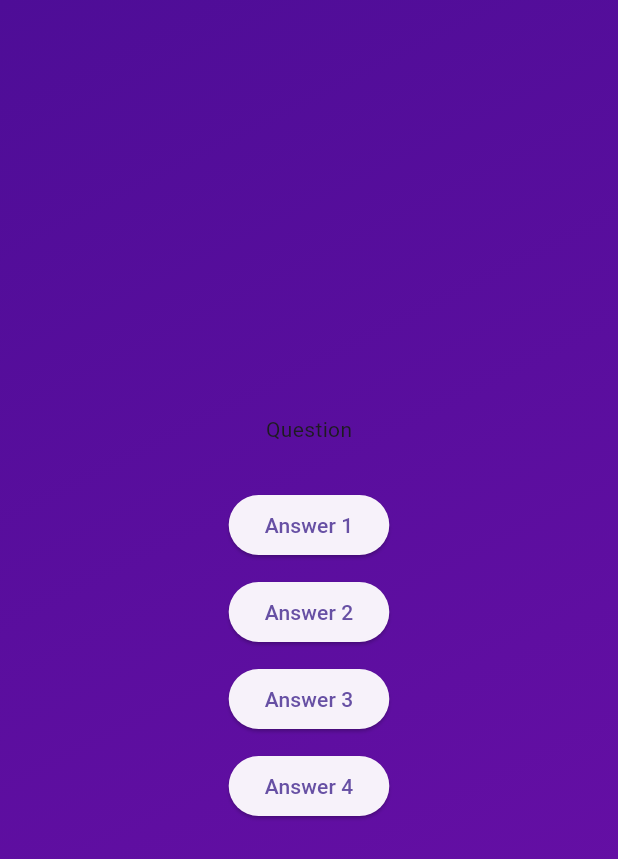
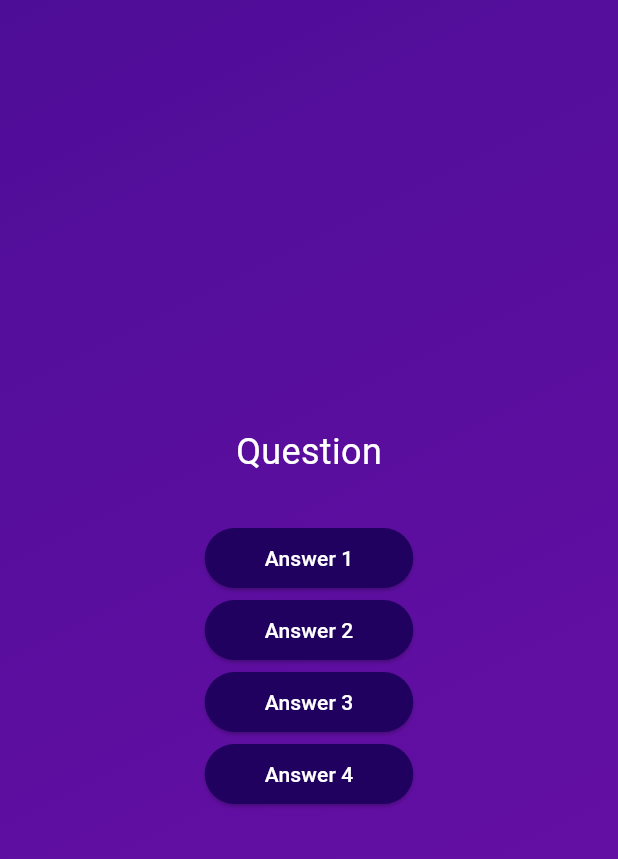
Before and after one commit to good-repository/flutter_adv_basics, a Flutter app: the screen it shows after launch, after a tap on "Start Quiz", on a phone screen of 412 x 824 dp. Shown: the top 859 px of the screen. Run offline on Flutter 3.47's test engine with Material 3 defaults, Android fonts, the phone set to English and light mode, and no system bars.

Commit message:
Add custom AnswerButton widget and refactor usage
Introduced a reusable AnswerButton widget for answer options and updated QuestionsScreen to use it instead of raw ElevatedButton widgets. Also improved question text styling for better UI consistency.

```diff
--- /dev/null
+++ b/lib/answer_button.dart
@@ -0,0 +1,26 @@
+import 'package:flutter/material.dart';
+
+class AnswerButton extends StatelessWidget {
+  const AnswerButton({
+    super.key,
+    required this.answerText,
+    required this.onTap,
+  });
+
+  final String answerText;
+  final VoidCallback onTap;
+
+  @override
+  Widget build(BuildContext context) {
+    return ElevatedButton(
+      onPressed: onTap,
+      style: ElevatedButton.styleFrom(
+        backgroundColor: const Color.fromARGB(255, 33, 1, 95),
+        foregroundColor: Colors.white,
+        padding: const EdgeInsets.symmetric(horizontal: 40, vertical: 10),
+        shape: RoundedRectangleBorder(borderRadius: BorderRadius.circular(40)),
+      ),
+      child: Text(answerText),
+    );
+  }
+}
--- a/lib/questions_screen.dart
+++ b/lib/questions_screen.dart
@@ -1,4 +1,5 @@
 import 'package:flutter/material.dart';
+import 'answer_button.dart';
 
 class QuestionsScreen extends StatefulWidget {
   const QuestionsScreen({super.key});
@@ -17,15 +18,15 @@ class _QuestionsScreenState extends State<QuestionsScreen> {
       child: Column(
         mainAxisAlignment: MainAxisAlignment.center,
         children: [
-          const Text('Question'),
+          const Text(
+            'Question',
+            style: TextStyle(fontSize: 24, color: Colors.white),
+          ),
           const SizedBox(height: 30),
-          ElevatedButton(onPressed: () {}, child: const Text('Answer 1')),
-          const SizedBox(height: 10),
-          ElevatedButton(onPressed: () {}, child: const Text('Answer 2')),
-          const SizedBox(height: 10),
-          ElevatedButton(onPressed: () {}, child: const Text('Answer 3')),
-          const SizedBox(height: 10),
-          ElevatedButton(onPressed: () {}, child: const Text('Answer 4')),
+          AnswerButton(onTap: () {}, answerText: 'Answer 1'),
+          AnswerButton(onTap: () {}, answerText: 'Answer 2'),
+          AnswerButton(onTap: () {}, answerText: 'Answer 3'),
+          AnswerButton(onTap: () {}, answerText: 'Answer 4'),
         ],
       ),
     );
```
